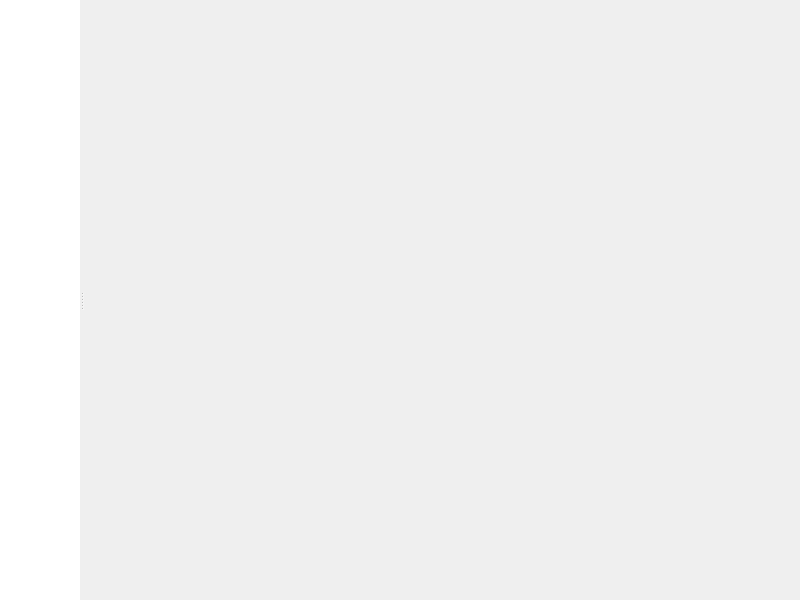
Qt form src/widgets/main_window.ui (ManiYang/ManiCard) before a commit.
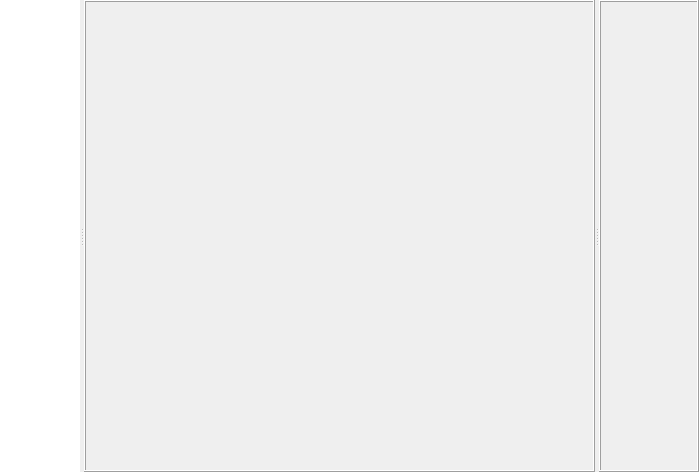
The same form after that commit.

Commit message: toolbar and toggle right sidebar

Patch:
```diff
--- a/src/widgets/main_window.ui
+++ b/src/widgets/main_window.ui
@@ -6,8 +6,8 @@
    <rect>
     <x>0</x>
     <y>0</y>
-    <width>800</width>
-    <height>600</height>
+    <width>699</width>
+    <height>472</height>
    </rect>
   </property>
   <property name="windowTitle">
@@ -71,12 +71,26 @@
       <widget class="QFrame" name="frameCentralArea">
        <property name="sizePolicy">
         <sizepolicy hsizetype="Preferred" vsizetype="Preferred">
-         <horstretch>0</horstretch>
+         <horstretch>1</horstretch>
          <verstretch>0</verstretch>
         </sizepolicy>
        </property>
        <property name="frameShape">
-        <enum>QFrame::NoFrame</enum>
+        <enum>QFrame::Box</enum>
+       </property>
+       <property name="frameShadow">
+        <enum>QFrame::Raised</enum>
+       </property>
+      </widget>
+      <widget class="QFrame" name="frameRightSideBar">
+       <property name="minimumSize">
+        <size>
+         <width>30</width>
+         <height>0</height>
+        </size>
+       </property>
+       <property name="frameShape">
+        <enum>QFrame::Box</enum>
        </property>
        <property name="frameShadow">
         <enum>QFrame::Raised</enum>
```
Left out of the diff: 5 changed lines with no effect on the pictures. The commit also changes 16 other files.
